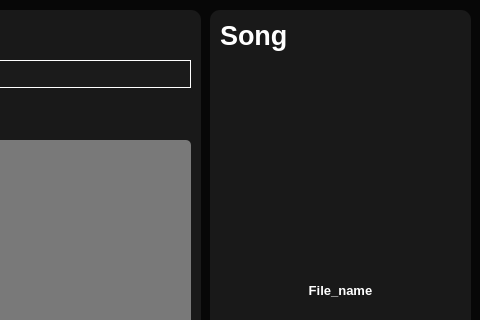
The window that mainwindow.ui (Kantisaranucheep/Audify_3) describes before a commit, drawn with Qt 5; both pictures show x 600 to 1080 and y 0 to 320 of the 1080 by 720 pixel window.
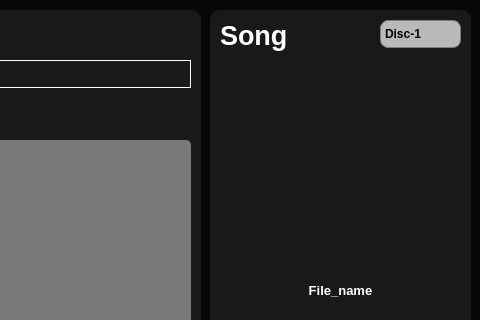
The same window after the commit.

Commit message: add 4 disc animation style

What changed in the file:
```diff
--- a/mainwindow.ui
+++ b/mainwindow.ui
@@ -587,11 +587,73 @@
       <string>Next Song</string>
      </property>
     </widget>
+    <widget class="QComboBox" name="combodisc">
+     <property name="geometry">
+      <rect>
+       <x>170</x>
+       <y>10</y>
+       <width>81</width>
+       <height>28</height>
+      </rect>
+     </property>
+     <property name="font">
+      <font>
+       <bold>true</bold>
+      </font>
+     </property>
+     <property name="styleSheet">
+      <string notr="true">QComboBox {
+    border: 1px solid gray;
+    border-radius: 8px;
+    min-width: 3em;
+background-color: rgb(186, 186, 186);
+}
+
+QComboBox:on {
+    border-bottom-left-radius: 0px;
+    border-bottom-right-radius: 0px;
+}
+
+QComboBox QAbstractItemView {
+    border-bottom-right-radius: 8px;
+    border-bottom-left-radius: 8px;
+    background-color: rgb(186, 186, 186);
+    border: 1px solid gray;
+    box-shadow: transparent;
+    padding: 1px 1px 1px 1px
+}
+
+QComboBox::drop-down {
+    border-color: transparent;
+}</string>
+     </property>
+     <item>
+      <property name="text">
+       <string>Disc-1</string>
+      </property>
+     </item>
+     <item>
+      <property name="text">
+       <string>Disc-2</string>
+      </property>
+     </item>
+     <item>
+      <property name="text">
+       <string>Disc-3</string>
+      </property>
+     </item>
+     <item>
+      <property name="text">
+       <string>Disc-4</string>
+      </property>
+     </item>
+    </widget>
     <zorder>label_4</zorder>
     <zorder>label_File_Name</zorder>
     <zorder>label_2</zorder>
     <zorder>nextsong</zorder>
     <zorder>label_5</zorder>
+    <zorder>combodisc</zorder>
    </widget>
    <widget class="QFrame" name="frame">
     <property name="geometry">
```
The commit also changes 7 other files.
